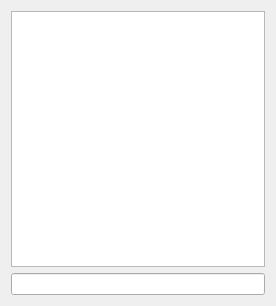
Before: the Qt Designer form mainwindow.ui in ElFeesho/TwitchChat, drawn with Qt 5.
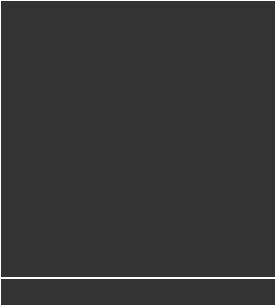
After: the same form once the commit is applied.

Commit message: Some styling to make the chat look COOL

Patch:
```diff
--- a/mainwindow.ui
+++ b/mainwindow.ui
@@ -15,11 +15,48 @@
   </property>
   <widget class="QWidget" name="centralWidget">
    <layout class="QVBoxLayout" name="verticalLayout">
+    <property name="spacing">
+     <number>0</number>
+    </property>
+    <property name="leftMargin">
+     <number>0</number>
+    </property>
+    <property name="topMargin">
+     <number>0</number>
+    </property>
+    <property name="rightMargin">
+     <number>0</number>
+    </property>
+    <property name="bottomMargin">
+     <number>0</number>
+    </property>
     <item>
-     <widget class="QListView" name="chatMessages"/>
+     <widget class="QListView" name="chatMessages">
+      <property name="font">
+       <font>
+        <family>DejaVu Sans Mono</family>
+       </font>
+      </property>
+      <property name="styleSheet">
+       <string notr="true">background-color:#333;
+color:#ddd;
+border:1px solid #fff;
+padding:5px;</string>
+      </property>
+      <property name="wordWrap">
+       <bool>true</bool>
+      </property>
+     </widget>
     </item>
     <item>
-     <widget class="QLineEdit" name="messageInput"/>
+     <widget class="QLineEdit" name="messageInput">
+      <property name="styleSheet">
+       <string notr="true">background-color:#333;
+color:#ddd;
+border:1px solid #fff;
+padding:5px;</string>
+      </property>
+     </widget>
     </item>
    </layout>
   </widget>
```
